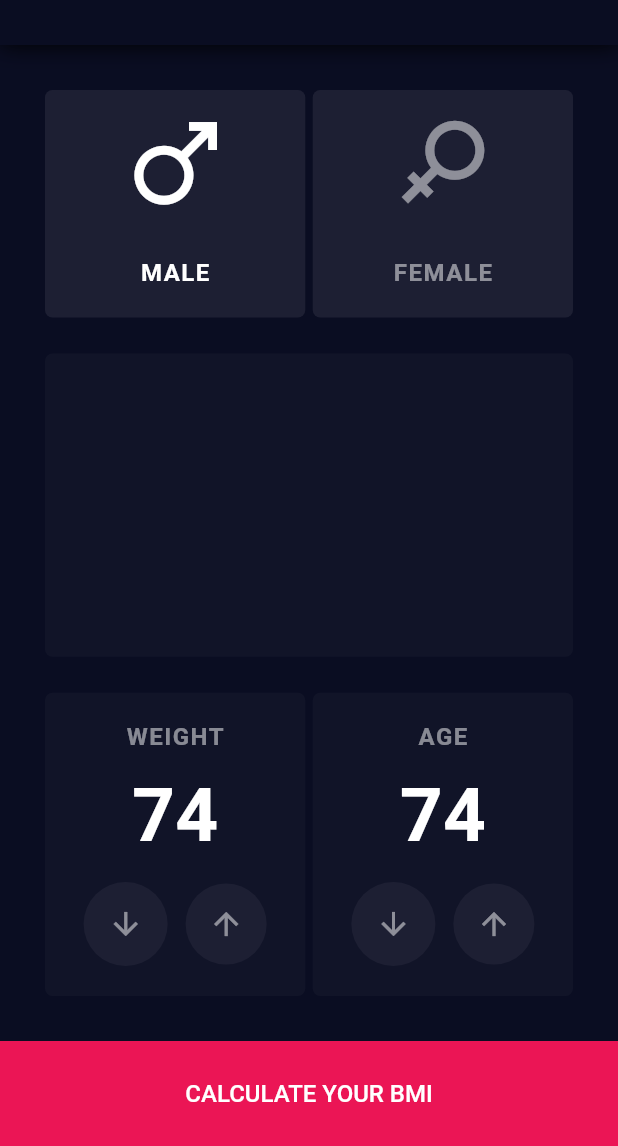
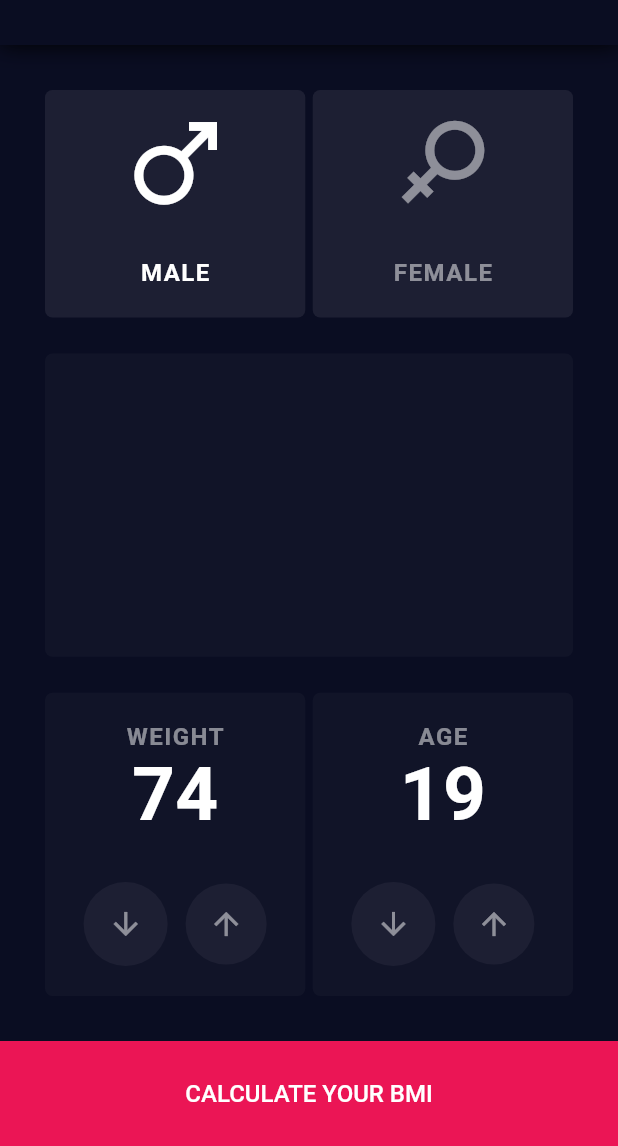
Before and after one commit to ruskakimov/bmi_calculator, a Flutter app: the screen it shows after launch, on a phone screen of 412 x 824 dp, the part 90-1236 px from its top. Run offline on Flutter 3.47's test engine with Material 2 defaults, Android fonts, the phone set to English and light mode, and no system bars.

```diff
--- a/lib/main.dart
+++ b/lib/main.dart
@@ -1,3 +1,5 @@
+import 'dart:math';
+
 import 'package:flutter/material.dart';
 import 'package:flutter/services.dart';
 
@@ -75,6 +77,20 @@ class InputPage extends StatefulWidget {
 
 class _InputPageState extends State<InputPage> {
   bool _male = true;
+  int _weight = 74;
+  int _age = 19;
+
+  void _handleWeightChange(int change) {
+    setState(() {
+      _weight = min(max(0, _weight + change), 200);
+    });
+  }
+
+  void _handleAgeChange(int change) {
+    setState(() {
+      _age = min(max(0, _age + change), 100);
+    });
+  }
 
   @override
   Widget build(BuildContext context) {
@@ -110,11 +126,19 @@ class _InputPageState extends State<InputPage> {
                   child: Row(
                     children: <Widget>[
                       Expanded(
-                        child: StepperCard(title: 'WEIGHT'),
+                        child: StepperCard(
+                          title: 'WEIGHT',
+                          value: _weight,
+                          onChange: _handleWeightChange,
+                        ),
                       ),
                       SizedBox(width: 5),
                       Expanded(
-                        child: StepperCard(title: 'AGE'),
+                        child: StepperCard(
+                          title: 'AGE',
+                          value: _age,
+                          onChange: _handleAgeChange,
+                        ),
                       ),
                     ],
                   ),
@@ -134,9 +158,13 @@ class StepperCard extends StatelessWidget {
   const StepperCard({
     Key key,
     @required this.title,
+    @required this.value,
+    @required this.onChange,
   }) : super(key: key);
 
   final String title;
+  final int value;
+  final Function onChange;
 
   @override
   Widget build(BuildContext context) {
@@ -144,14 +172,17 @@ class StepperCard extends StatelessWidget {
       child: Padding(
         padding: const EdgeInsets.symmetric(vertical: 20),
         child: Column(
-          mainAxisAlignment: MainAxisAlignment.spaceBetween,
+          mainAxisAlignment: MainAxisAlignment.center,
           children: <Widget>[
             Text(title, style: Theme.of(context).textTheme.body1),
-            Text('74', style: Theme.of(context).textTheme.display1),
+            Text(value.toString(), style: Theme.of(context).textTheme.display1),
+            Expanded(child: Container()),
             Row(
               mainAxisAlignment: MainAxisAlignment.center,
               children: <Widget>[
-                Container(
+                GestureDetector(
+                  onTap: () => onChange(-1),
+                  child: Container(
                     child: Icon(Icons.arrow_downward, color: BmiColors.grey),
                     constraints: BoxConstraints.tight(Size.square(56)),
                     decoration: BoxDecoration(
@@ -159,13 +190,17 @@ class StepperCard extends StatelessWidget {
                       color: Theme.of(context).accentColor,
                     ),
                   ),
+                ),
                 SizedBox(width: 12),
-                Container(
+                GestureDetector(
+                  onTap: () => onChange(1),
+                  child: Container(
                     child: Icon(Icons.arrow_upward, color: BmiColors.grey),
                     constraints: BoxConstraints.tight(Size.square(54)),
                     decoration: BoxDecoration(
                       shape: BoxShape.circle,
                       color: Theme.of(context).accentColor,
+                    ),
                   ),
                 ),
               ],
```
Lines whose indentation alone changed are shown as unchanged.
